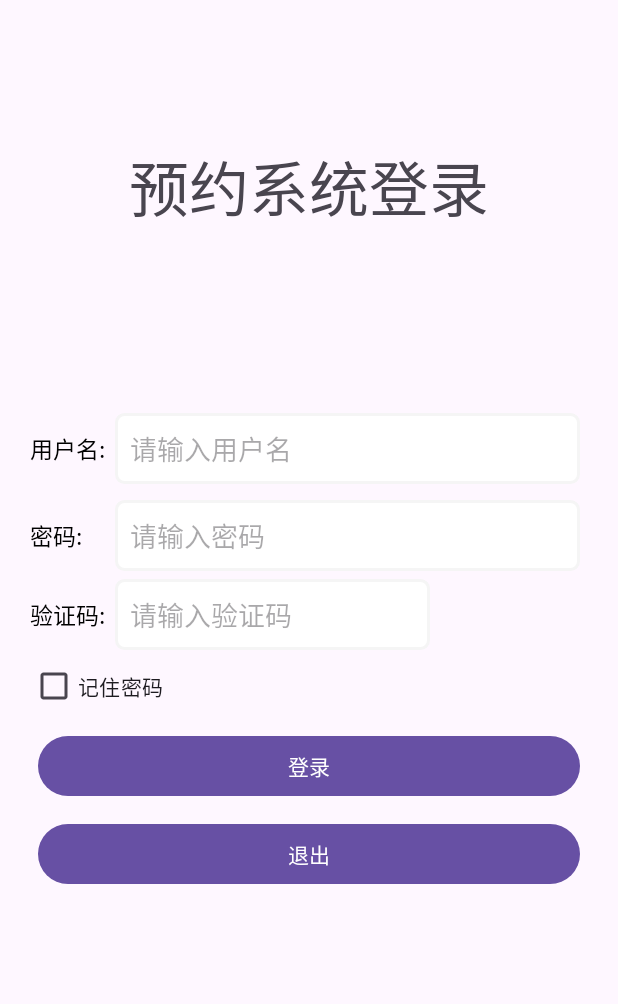
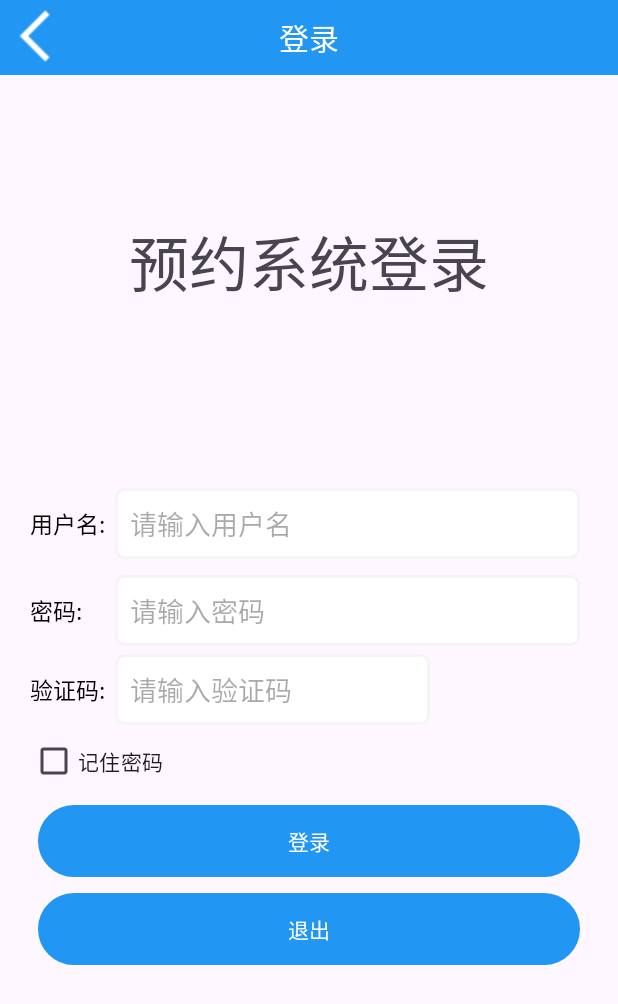
Before and after one commit to KukaNo996/MAA, an Android app: the screen it shows after launch (MainActivity), on a phone screen of 412 x 824 dp. Shown: the top 1004 px of the screen. Run offline under Robolectric (Android 15) with nearby library versions, the phone set to English and light mode, and no system bars.

Commit message:
UpData Commit

```diff
--- a/app/src/main/res/layout/activity_main.xml
+++ b/app/src/main/res/layout/activity_main.xml
@@ -6,7 +6,7 @@
     android:layout_height="match_parent"
     android:orientation="vertical"
     tools:context=".MainActivity">
-
+    <include layout="@layout/title_darkactionbar"/>
     <TextView
         android:layout_width="match_parent"
         android:layout_height="250dp"
@@ -112,6 +112,7 @@
             android:layout_height="wrap_content"
             android:onClick="doLogin"
             android:layout_margin="5dp"
+            android:background="@drawable/btn_l"
             android:text="登录" />
 
         <Button
@@ -120,6 +121,7 @@
             android:layout_height="wrap_content"
             android:onClick="doRegister"
             android:layout_margin="5dp"
+            android:background="@drawable/btn_r"
             android:text="退出" />
 
     </LinearLayout>
--- /dev/null
+++ b/app/src/main/res/layout/title_darkactionbar.xml
@@ -0,0 +1,36 @@
+<?xml version="1.0" encoding="utf-8"?>
+<LinearLayout xmlns:android="http://schemas.android.com/apk/res/android"
+    xmlns:app="http://schemas.android.com/apk/res-auto"
+    xmlns:tools="http://schemas.android.com/tools"
+    android:orientation="horizontal"
+    android:background="@color/colorPrimaryDark"
+    android:layout_width="match_parent"
+    android:layout_height="50dp"
+    tools:context=".doLoginActivity">
+    <LinearLayout
+        android:layout_width="48dp"
+        android:layout_height="48dp"
+        android:orientation="vertical">
+
+        <ImageButton
+            android:id="@+id/id_imagebutton"
+            android:layout_width="48dp"
+            android:layout_height="48dp"
+            android:background="#0000"
+            app:srcCompat="@drawable/ic_left" />
+    </LinearLayout>
+    <LinearLayout
+        android:layout_width="0dp"
+        android:layout_height="match_parent"
+        android:layout_weight="1"
+        android:layout_marginRight="48dp"
+        android:orientation="vertical">
+        <TextView
+            android:layout_width="match_parent"
+            android:layout_height="match_parent"
+            android:gravity="center"
+            android:text="登录"
+            android:textSize="20sp"
+            android:textColor="#FFF"/>
+    </LinearLayout>
+</LinearLayout>
--- a/app/src/main/res/values/themes.xml
+++ b/app/src/main/res/values/themes.xml
@@ -3,7 +3,11 @@
     <style name="Base.Theme.MAA" parent="Theme.Material3.DayNight.NoActionBar">
         <!-- Customize your light theme here. -->
         <!-- <item name="colorPrimary">@color/my_light_primary</item> -->
+        <item name="colorPrimary">@color/colorPrimary</item>
+        <item name="colorPrimaryDark">@color/colorPrimaryDark</item>
+        <item name="colorAccent">@color/colorAccent</item>
     </style>
+
 
     <style name="Theme.MAA" parent="Base.Theme.MAA" />
 </resources>
```
Also changed, not shown: app/src/main/res/layout/title_darkactionbar_about.xml (added, +37 -0 lines), app/src/main/res/layout/title_darkactionbar_add.xml (added, +37 -0 lines), app/src/main/res/layout/title_darkactionbar_collect.xml (added, +37 -0 lines), app/src/main/res/layout/title_darkactionbar_information.xml (added, +36 -0 lines), app/src/main/res/layout/title_darkactionbar_r.xml (added, +38 -0 lines), app/src/main/res/layout/title_darkactionbar_setting.xml (added, +38 -0 lines).
